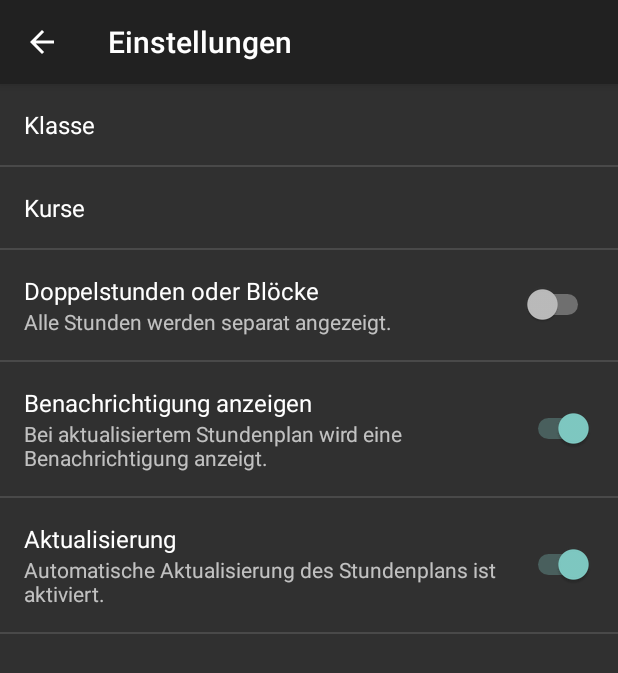
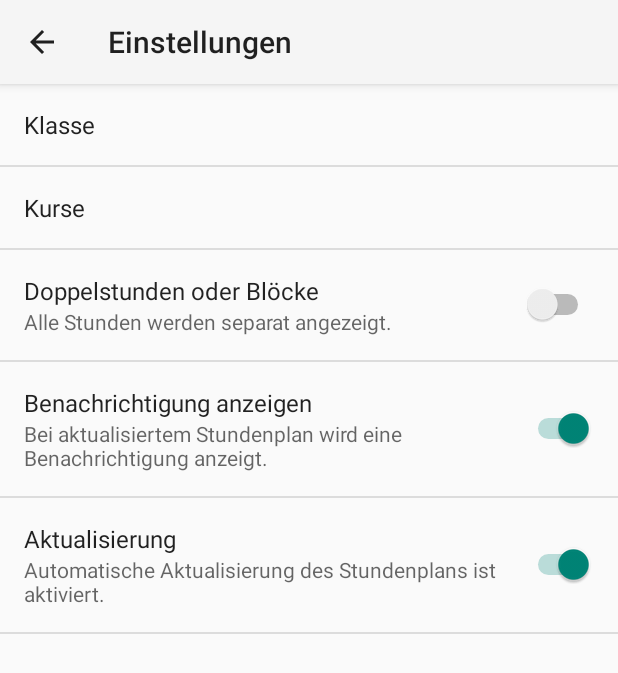
Before and after one commit to bstrobel/VPlan, an Android app: the fragment SettingsMainFragment placed in its activity, after a tap on "Doppelstunden oder Blöcke", on a phone screen of 412 x 824 dp. Shown: the top 673 px of the screen. Run offline under Robolectric (Android 15) with nearby library versions, the phone set to English and light mode, and no system bars; 1 statement that could not run was skipped.

Commit message:
Fixed title bar for Preferences and a few other bugs introduced in the last commit.

```diff
--- a/app/src/main/AndroidManifest.xml
+++ b/app/src/main/AndroidManifest.xml
@@ -11,7 +11,7 @@
         android:allowBackup="true"
         android:icon="@drawable/bs_icon"
         android:label="@string/app_name"
-        android:theme="@style/Theme.AppCompat" >
+        android:theme="@style/Theme.AppCompat.Light.NoActionBar" >
         <activity
             android:name=".MainActivity"
             android:label="@string/app_name" >
--- a/app/src/main/java/com/strobelb69/vplan/SettingsActivity.java
+++ b/app/src/main/java/com/strobelb69/vplan/SettingsActivity.java
@@ -8,9 +8,8 @@ import android.content.UriMatcher;
 import android.net.Uri;
 import android.os.Bundle;
 import android.preference.PreferenceManager;
-import android.support.v7.app.ActionBar;
-import android.support.v7.app.ActionBarActivity;
 import android.support.v7.app.AppCompatActivity;
+import android.support.v7.widget.Toolbar;
 import android.util.Log;
 
 /**
@@ -43,16 +42,21 @@ public class SettingsActivity extends AppCompatActivity {
         super.onCreate(savedInstanceState);
         setContentView(R.layout.activity_settings);
 
+        Toolbar myToolbar = (Toolbar) findViewById(R.id.vplan_settings_toolbar);
+        setSupportActionBar(myToolbar);
+        getSupportActionBar().setHomeButtonEnabled(true);
+        getSupportActionBar().setDisplayHomeAsUpEnabled(true);
+
         Intent intent = getIntent();
         Uri target = intent.getData();
-        Log.d(LT, "Intent for Uri " + target.toString());
+        if (target != null) {
+            Log.d(LT, "Intent for Uri " + target.toString());
+        }
         FragmentTransaction ft = getFragmentManager().beginTransaction();
         switch (uriMatcher.match(target)) {
             case KURSE:
-                ActionBar ab = getSupportActionBar();
-                ab.setTitle(getString(R.string.prefTitleKurs));
-                ab.setSubtitle(getString(R.string.prefSubTitleKurs));
                 ft.replace(R.id.vplan_settings_avtivity, new SettingsKurseFragment());
+                getSupportActionBar().setTitle(R.string.settings_kurse_actionbar_title);
                 break;
             default:
             case MAIN:
--- a/app/src/main/java/com/strobelb69/vplan/SettingsMainFragment.java
+++ b/app/src/main/java/com/strobelb69/vplan/SettingsMainFragment.java
@@ -9,6 +9,11 @@ import android.preference.ListPreference;
 import android.preference.Preference;
 import android.preference.PreferenceFragment;
 import android.preference.PreferenceManager;
+import android.support.annotation.Nullable;
+import android.util.Log;
+import android.view.LayoutInflater;
+import android.view.View;
+import android.view.ViewGroup;
 
 import com.strobelb69.vplan.data.VplanContract;
 
@@ -23,6 +28,7 @@ import java.util.List;
 public class SettingsMainFragment extends PreferenceFragment implements SharedPreferences.OnSharedPreferenceChangeListener {
     public static final String KLASSE_KURS_SEP = "~";
     private SharedPreferences sPref;
+    public final String LT = getClass().getSimpleName();
     @Override
     public void onCreate(Bundle savedInstanceState) {
         super.onCreate(savedInstanceState);
@@ -38,10 +44,15 @@ public class SettingsMainFragment extends PreferenceFragment implements SharedPr
                 null,
                 VplanContract.Klassen._ID + " ASC");
         List<String> klassen = new LinkedList<>();
-        while (klCrs.moveToNext()) {
-            klassen.add(klCrs.getString(0));
+        if (klCrs != null) {
+            while (klCrs.moveToNext()) {
+                klassen.add(klCrs.getString(0));
+            }
+            klCrs.close();
+        } else {
+            Log.e(LT, "Query for \"" + VplanContract.Klassen.COL_KLASSE + "\" returned NULL!");
         }
-        klCrs.close();
+
         String[] klassenA = klassen.toArray(new String[klassen.size()]);
         prefKlasse.setEntries(klassenA); //Actual values for the setting (could be _ID for example)
         prefKlasse.setEntryValues(klassenA); //Display values
@@ -55,9 +66,14 @@ public class SettingsMainFragment extends PreferenceFragment implements SharedPr
         onSharedPreferenceChanged(sPref, getString(R.string.prefKeyDoSyncAutomatically));
     }
 
+    @Override
+    public View onCreateView(LayoutInflater inflater, @Nullable ViewGroup container, @Nullable Bundle savedInstanceState) {
+        return super.onCreateView(inflater, container, savedInstanceState);
+    }
+
     /*
-        Set the Summaries of the preferences according to the new Settings.
-     */
+            Set the Summaries of the preferences according to the new Settings.
+         */
     @Override
     public void onSharedPreferenceChanged(SharedPreferences p, String k) {
         if (isAdded()) {
--- a/app/src/main/res/layout/activity_settings.xml
+++ b/app/src/main/res/layout/activity_settings.xml
@@ -1,10 +1,25 @@
 <?xml version="1.0" encoding="utf-8"?>
-<FrameLayout xmlns:android="http://schemas.android.com/apk/res/android"
+<RelativeLayout xmlns:android="http://schemas.android.com/apk/res/android"
     xmlns:tools="http://schemas.android.com/tools"
+    xmlns:app="http://schemas.android.com/apk/res-auto"
     android:layout_width="match_parent"
     android:layout_height="match_parent"
-    android:id="@+id/vplan_settings_avtivity"
-    tools:context=".SettingsActivity"
-    tools:ignore="MergeRootFrame">
+    tools:context=".SettingsActivity">
 
-</FrameLayout>
+    <android.support.v7.widget.Toolbar
+        android:id="@+id/vplan_settings_toolbar"
+        android:layout_width="match_parent"
+        android:layout_height="?attr/actionBarSize"
+        android:background="?attr/colorPrimary"
+        android:elevation="4dp"
+        android:theme="@style/ThemeOverlay.AppCompat.ActionBar"
+        app:popupTheme="@style/ThemeOverlay.AppCompat.Light"
+        />
+
+    <FrameLayout
+        android:id="@+id/vplan_settings_avtivity"
+        android:layout_width="match_parent"
+        android:layout_height="match_parent"
+        android:layout_below="@+id/vplan_settings_toolbar"/>
+
+</RelativeLayout>
--- a/app/src/main/res/layout/list_item_vplan.xml
+++ b/app/src/main/res/layout/list_item_vplan.xml
@@ -61,7 +61,7 @@
         android:minHeight="?android:attr/listPreferredItemHeight"
         android:gravity="center_vertical"
         android:id="@+id/list_item_vplan_info"
-        android:text="Bitte Ruhe im Raum. Schüler über selbständig. Keiner verlässt die Schule!"
+        android:text="Bitte Ruhe im Raum. Schüler üben selbständig. Keiner verlässt die Schule!"
         android:textSize="12sp"
         android:layout_gravity="end"
         android:layout_weight="1" />
--- a/app/src/main/res/layout/vplan_fragment.xml
+++ b/app/src/main/res/layout/vplan_fragment.xml
@@ -2,6 +2,7 @@
     xmlns:tools="http://schemas.android.com/tools"
     android:layout_width="match_parent"
     android:layout_height="match_parent"
+    android:layout_marginTop="?attr/actionBarSize"
     android:paddingLeft="@dimen/activity_horizontal_margin"
     android:paddingRight="@dimen/activity_horizontal_margin"
     android:paddingTop="@dimen/activity_vertical_margin"
--- a/app/src/main/res/menu/menu_main.xml
+++ b/app/src/main/res/menu/menu_main.xml
@@ -3,7 +3,5 @@
     xmlns:tools="http://schemas.android.com/tools" tools:context=".MainActivity">
     <item android:id="@+id/action_settings"
         android:title="@string/action_settings"
-        android:icon="@drawable/ic_action_settings"
-        android:orderInCategory="100"
-        app:showAsAction="always" />
+        app:showAsAction="never" />
 </menu>
--- a/app/src/main/res/values/strings.xml
+++ b/app/src/main/res/values/strings.xml
@@ -1,6 +1,7 @@
 <resources>
     <string name="app_name">VPlan</string>
     <string name="action_settings">Einstellungen</string>
+    <string name="settings_kurse_actionbar_title">Belegte Kurse auswählen</string>
     <string name="vplanUrl" translatable="false">http://www.kantgym-leipzig.de/App/mobdaten/Klassen.xml</string>
 
     <string name="prefTitleKlasse">Klasse</string>
```
Also changed, not shown: app/src/main/java/com/strobelb69/vplan/MainActivity.java (+9 -6 lines), app/src/main/java/com/strobelb69/vplan/VplanNotificationService.java (+6 -2 lines), app/src/main/res/layout/activity_main.xml (+12 -1 lines), app/src/main/res/layout/settings_main_fragment.xml (added, +9 -0 lines), 1 other file.
